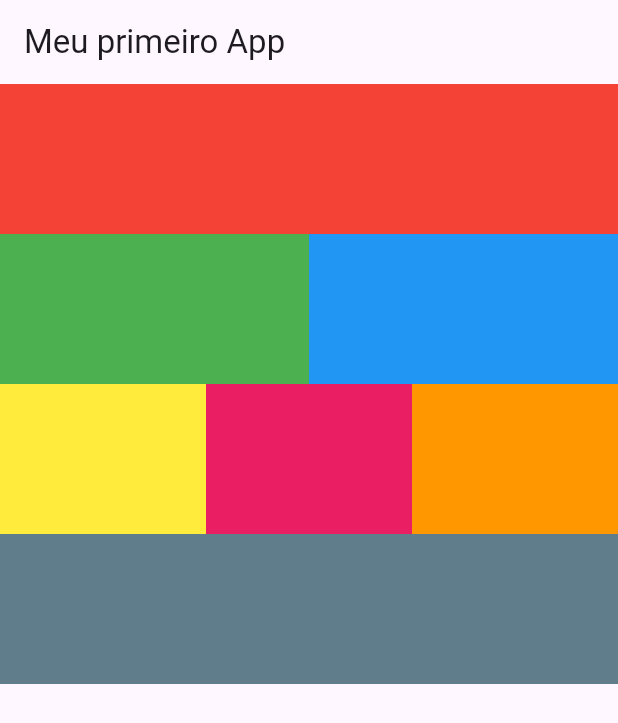
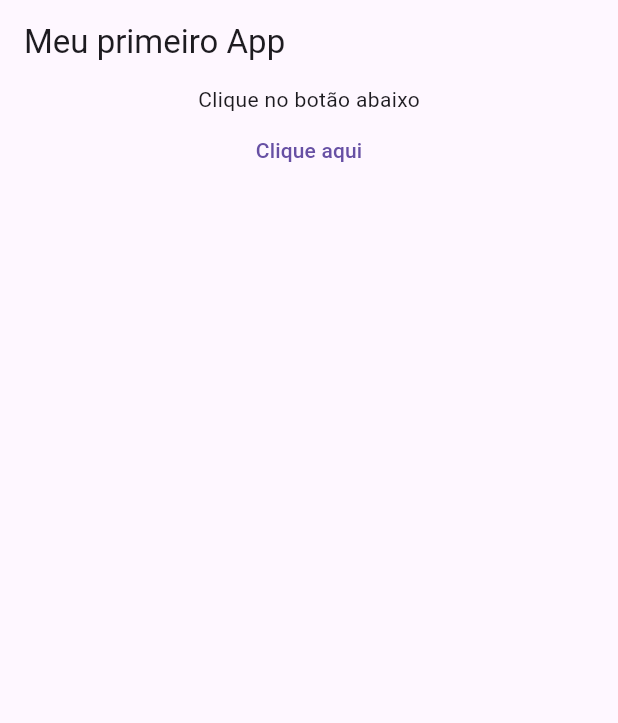
Before and after one commit to dearaujogabriel/curso-flutter-b7web, a Flutter app: the screen it shows after launch, on a phone screen of 412 x 824 dp. Shown: the top 723 px of the screen. Run offline on Flutter 3.47's test engine with Material 3 defaults, Android fonts, the phone set to English and light mode, and no system bars.

Commit message:
Botao simples

```diff
--- /dev/null
+++ b/lib/functions.dart
@@ -0,0 +1,3 @@
+botaoAction() {
+  print("Clicou no botao que está em outra classe...");
+}
--- a/lib/main.dart
+++ b/lib/main.dart
@@ -1,87 +1,27 @@
-// ignore_for_file: avoid_unnecessary_containers, prefer_const_constructors, prefer_const_literals_to_create_immutables
+import 'package:flutter/material.dart';
+import 'functions.dart';
 
-import 'dart:math';
-
-import 'package:flutter/material.dart';
-
-void main() => runApp(const MeuApp());
+void main() => runApp(MeuApp());
 
 class MeuApp extends StatelessWidget {
-  const MeuApp({super.key});
   @override
   Widget build(BuildContext context) {
     return MaterialApp(
       home: Scaffold(
         appBar: AppBar(
-          title: const Text('Meu primeiro App'),
+          title: const Text("Meu primeiro App"),
         ),
-        body: Column(
-          children: [
-            Row(
-              children: [
-                Expanded(
-                  child: Container(
-                    height: 100,
-                    color: Colors.red,
-                  ),
-                ),
-              ],
-            ),
-            Row(
-              children: [
-                Expanded(
-                  child: Container(
-                    width: 100,
-                    height: 100,
-                    color: Colors.green,
-                  ),
-                ),
-                Expanded(
-                  child: Container(
-                    width: 100,
-                    height: 100,
-                    color: Colors.blue,
-                  ),
-                )
-              ],
-            ),
-            Row(
-              children: [
-                Expanded(
-                  child: Container(
-                    width: 100,
-                    height: 100,
-                    color: Colors.yellow,
-                  ),
-                ),
-                Expanded(
-                  child: Container(
-                    width: 100,
-                    height: 100,
-                    color: Colors.pink,
-                  ),
-                ),
-                Expanded(
-                  child: Container(
-                    width: 100,
-                    height: 100,
-                    color: Colors.orange,
-                  ),
-                ),
-              ],
-            ),
-            Row(
-              children: [
-                Expanded(
-                  child: Container(
-                    height: 100,
-                    color: Colors.blueGrey,
-                  )
-                )
-              ],
-            )
-          ],
-        )
+        body: const Center(
+          child: Column(
+            children: <Widget>[
+              Text("Clique no botão abaixo"),
+              TextButton(
+                onPressed: botaoAction,
+                child: Text("Clique aqui"),
+              ),
+            ],
+          ),
+        ),
       ),
     );
   }
```
